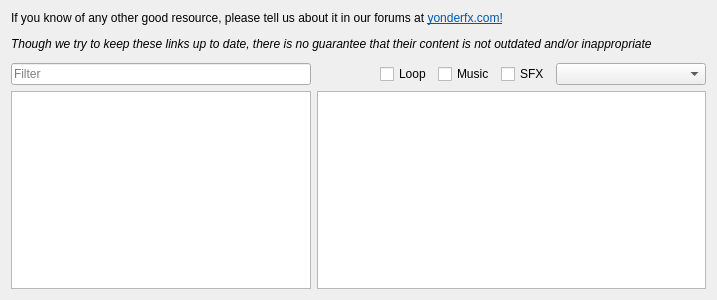
The window that frameresourcebrowser.ui (5in4/yonder) describes before a commit, drawn with Qt 5.
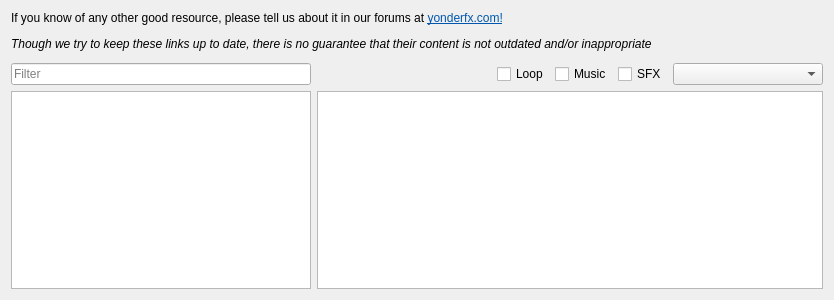
The same window after the commit. Custom widgets are drawn as their Qt base class.

The edit to the form file:
```diff
--- a/frameresourcebrowser.ui
+++ b/frameresourcebrowser.ui
@@ -6,7 +6,7 @@
    <rect>
     <x>0</x>
     <y>0</y>
-    <width>717</width>
+    <width>834</width>
     <height>300</height>
    </rect>
   </property>
@@ -19,7 +19,7 @@
      <item>
       <widget class="QLabel" name="intro_label">
        <property name="text">
-        <string>&lt;html&gt;&lt;head/&gt;&lt;body&gt;&lt;p&gt;If you know of any other good resource, please tell us about it in our forums at &lt;a href=&quot;http://yonderfx.com/forums/&quot;&gt;&lt;span style=&quot; text-decoration: underline; color:#0057ae;&quot;&gt;yonderfx.com!&lt;/span&gt;&lt;/a&gt;&lt;/p&gt;&lt;p&gt;&lt;span style=&quot; font-style:italic;&quot;&gt;Though we try to keep these links up to date, there is no guarantee that their content is not outdated and/or inappropriate&lt;/span&gt;&lt;/p&gt;&lt;/body&gt;&lt;/html&gt;</string>
+        <string>&lt;html&gt;&lt;head/&gt;&lt;body&gt;&lt;p&gt;If you know of any other good resource, please tell us about it in our forums at &lt;a href=&quot;http://yonderfx.com/forums/?pk_campaign=app&amp;pk_kwd=resourcebrowser&quot;&gt;&lt;span style=&quot; text-decoration: underline; color:#0057ae;&quot;&gt;yonderfx.com!&lt;/span&gt;&lt;/a&gt;&lt;/p&gt;&lt;p&gt;&lt;span style=&quot; font-style:italic;&quot;&gt;Though we try to keep these links up to date, there is no guarantee that their content is not outdated and/or inappropriate&lt;/span&gt;&lt;/p&gt;&lt;/body&gt;&lt;/html&gt;</string>
        </property>
       </widget>
      </item>
```
